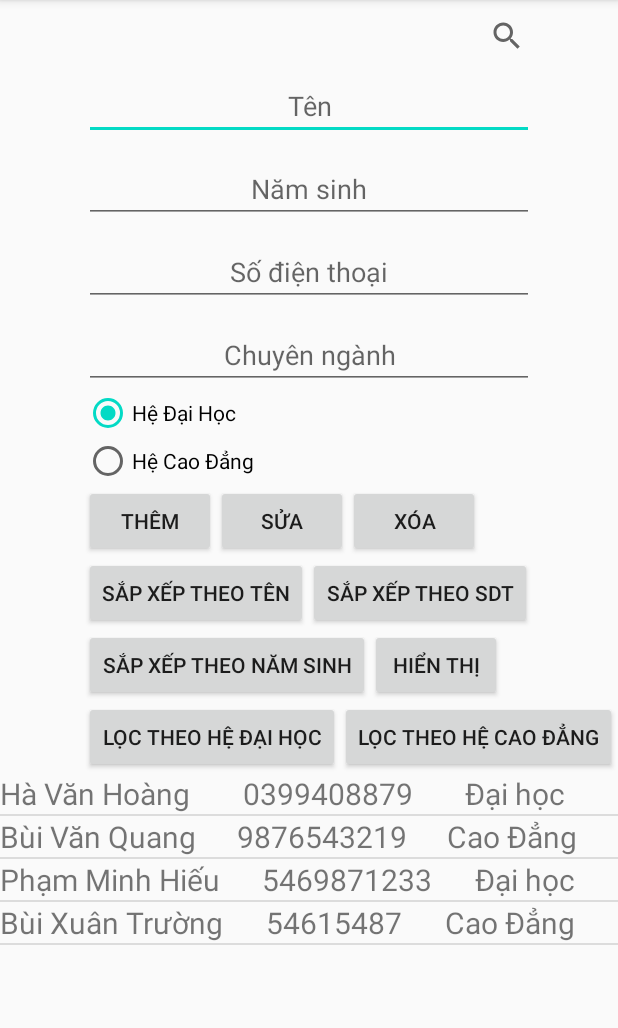
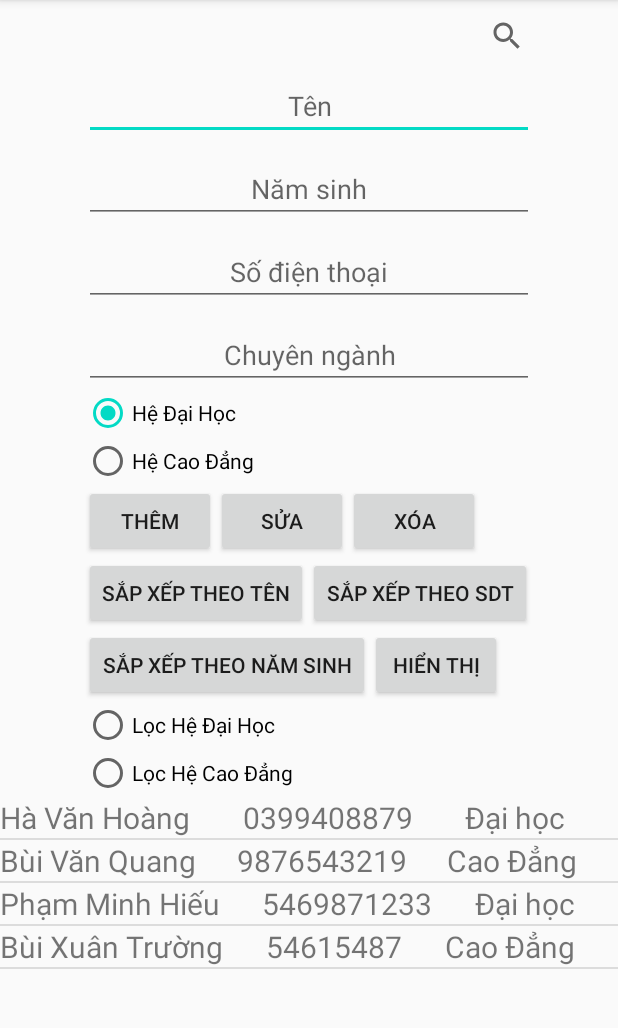
Before and after one commit to hahoang10011999/JavaCore, an Android app: the screen it shows after launch (MainActivity), on a phone screen of 412 x 824 dp, the part 84-1112 px from its top. Run offline under Robolectric (Android 15) with nearby library versions, the phone set to English and light mode, and no system bars.

Commit message:
Filter
Filter

```diff
--- a/app/src/main/res/layout/activity_main.xml
+++ b/app/src/main/res/layout/activity_main.xml
@@ -122,26 +122,29 @@
                 app:layout_constraintLeft_toRightOf="@+id/btn_SortByYearOfBirth"
                 app:layout_constraintTop_toBottomOf="@+id/btn_SortByName"
                 android:text="Hiển thị"/>
-            <Button
-                android:id="@+id/btn_FilterUniversity"
+            <RadioGroup
+                android:id="@+id/rg_Filter"
                 android:layout_width="wrap_content"
                 android:layout_height="wrap_content"
-                app:layout_constraintLeft_toLeftOf="@+id/btn_Add"
                 app:layout_constraintTop_toBottomOf="@+id/btn_SortByYearOfBirth"
-                android:text="Lọc theo hệ Đại học"/>
-            <Button
-                android:id="@+id/btn_FilterCollege"
-                android:layout_width="wrap_content"
-                android:layout_height="wrap_content"
-                app:layout_constraintLeft_toRightOf="@+id/btn_FilterUniversity"
-                app:layout_constraintTop_toBottomOf="@+id/btn_SortByYearOfBirth"
-                android:text="Lọc theo hệ Cao Đẳng"/>
+                app:layout_constraintLeft_toLeftOf="@+id/ed_Major">
+                <RadioButton
+                    android:id="@+id/rb_FilterUniversity"
+                    android:layout_width="wrap_content"
+                    android:layout_height="wrap_content"
+                    android:text="Lọc Hệ Đại Học" />
+                <RadioButton
+                    android:id="@+id/rb_FilterCollege"
+                    android:layout_width="wrap_content"
+                    android:layout_height="wrap_content"
+                    android:text="Lọc Hệ Cao Đẳng"/>
+            </RadioGroup>
             <ListView
                 android:id="@+id/lv_Student"
                 android:layout_width="match_parent"
                 android:layout_height="260dp"
-                app:layout_constraintLeft_toLeftOf="@+id/btn_FilterCollege"
-                app:layout_constraintTop_toBottomOf="@+id/btn_FilterCollege"/>
+                app:layout_constraintLeft_toLeftOf="@+id/rg_Filter"
+                app:layout_constraintTop_toBottomOf="@+id/rg_Filter"/>
         </androidx.constraintlayout.widget.ConstraintLayout>
     </ScrollView>
 </RelativeLayout>
```
Also changed, not shown: app/src/main/java/com/example/javacore/MainActivity.kt (+9 -12 lines).
